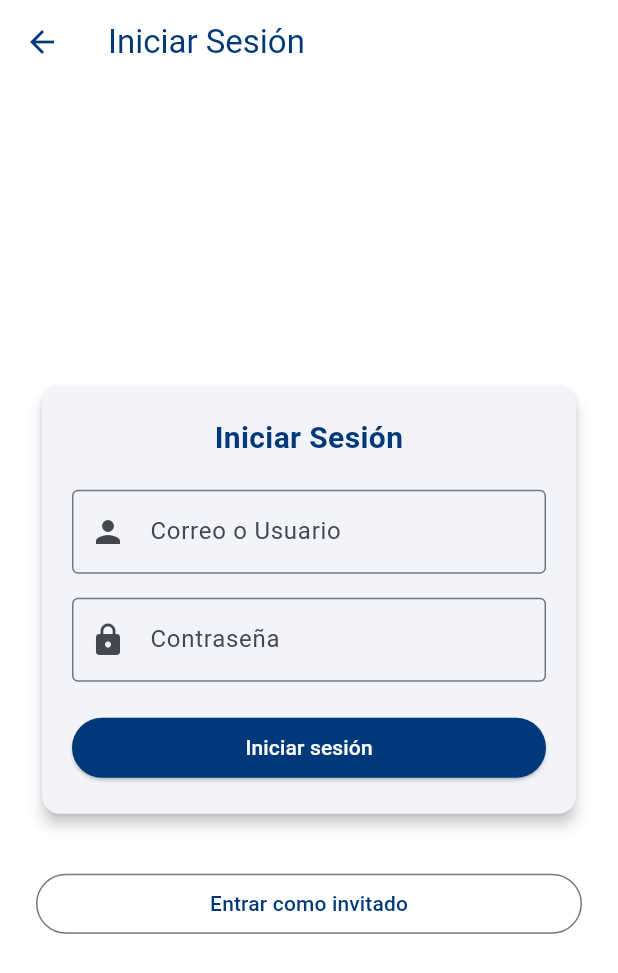
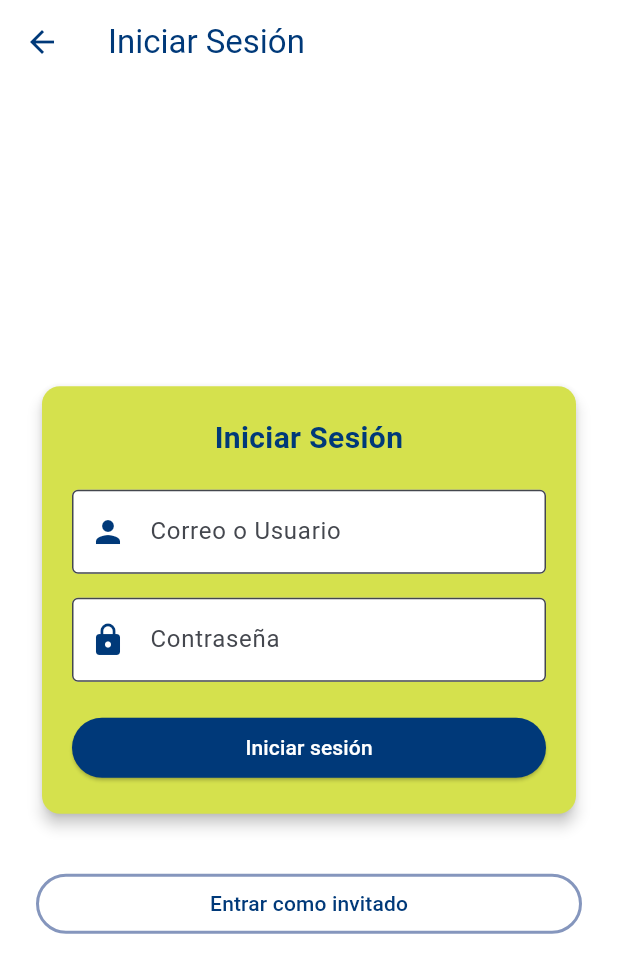
Before and after one commit to student-since-bc/tc2007b-app-project, a Flutter app: the LoginScreen screen opened by its route, on a phone screen of 412 x 824 dp. Shown: the top 973 px of the screen. Run offline on Flutter 3.47's test engine with Material 3 defaults, Android fonts, the phone set to English and light mode, and no system bars.

Commit message:
colores login

```diff
--- a/jaliscocomovamos_app/lib/screens/login_screen.dart
+++ b/jaliscocomovamos_app/lib/screens/login_screen.dart
@@ -1,5 +1,6 @@
 import 'package:flutter/material.dart';
 import '../routes.dart';
+import '../theme.dart'; // Re-imported to use your custom AppColors
 
 class LoginScreen extends StatefulWidget {
   const LoginScreen({super.key});
@@ -31,9 +32,10 @@ class _LoginScreenState extends State<LoginScreen> {
           child: Column(
             mainAxisAlignment: MainAxisAlignment.center,
             children: [
-
+              // Square box/Card with color from your palette
               Card(
                 elevation: 4,
+                color: AppColors.lime, // Uses one of your palette colors (#D5E14D)
                 shape: RoundedRectangleBorder(
                   borderRadius: BorderRadius.circular(12),
                 ),
@@ -47,30 +49,39 @@ class _LoginScreenState extends State<LoginScreen> {
                         style: TextStyle(
                           fontSize: 20,
                           fontWeight: FontWeight.bold,
+                          color: AppColors.primaryText, // #003979
                         ),
                         textAlign: TextAlign.center,
                       ),
                       const SizedBox(height: 20),
                       TextField(
                         controller: _emailController,
-                        decoration: const InputDecoration(
+                        decoration: InputDecoration(
                           labelText: 'Correo o Usuario',
-                          border: OutlineInputBorder(),
-                          prefixIcon: Icon(Icons.person),
+                          filled: true,
+                          fillColor: Colors.white, // White background for input contrast
+                          border: const OutlineInputBorder(),
+                          prefixIcon: const Icon(Icons.person, color: AppColors.primaryText),
                         ),
                       ),
                       const SizedBox(height: 16),
                       TextField(
                         controller: _passwordController,
                         obscureText: true,
-                        decoration: const InputDecoration(
+                        decoration: InputDecoration(
                           labelText: 'Contraseña',
-                          border: OutlineInputBorder(),
-                          prefixIcon: Icon(Icons.lock),
+                          filled: true,
+                          fillColor: Colors.white, // White background for input contrast
+                          border: const OutlineInputBorder(),
+                          prefixIcon: const Icon(Icons.lock, color: AppColors.primaryText),
                         ),
                       ),
                       const SizedBox(height: 20),
                       ElevatedButton(
+                        style: ElevatedButton.styleFrom(
+                          backgroundColor: AppColors.primaryText,
+                          foregroundColor: Colors.white,
+                        ),
                         onPressed: () {
                           // TODO: Implement login logic later
                         },
@@ -82,12 +93,15 @@ class _LoginScreenState extends State<LoginScreen> {
               ),
               const SizedBox(height: 32),
 
-
+              // "Entrar como invitado" button at the bottom
               SizedBox(
                 width: double.infinity,
                 child: OutlinedButton(
+                  style: OutlinedButton.styleFrom(
+                    foregroundColor: AppColors.primaryText,
+                    side: const BorderSide(color: AppColors.highlight, width: 2),
+                  ),
                   onPressed: () {
-
                     Navigator.of(context).pushReplacementNamed(Routes.shell);
                   },
                   child: const Text('Entrar como invitado'),
```
